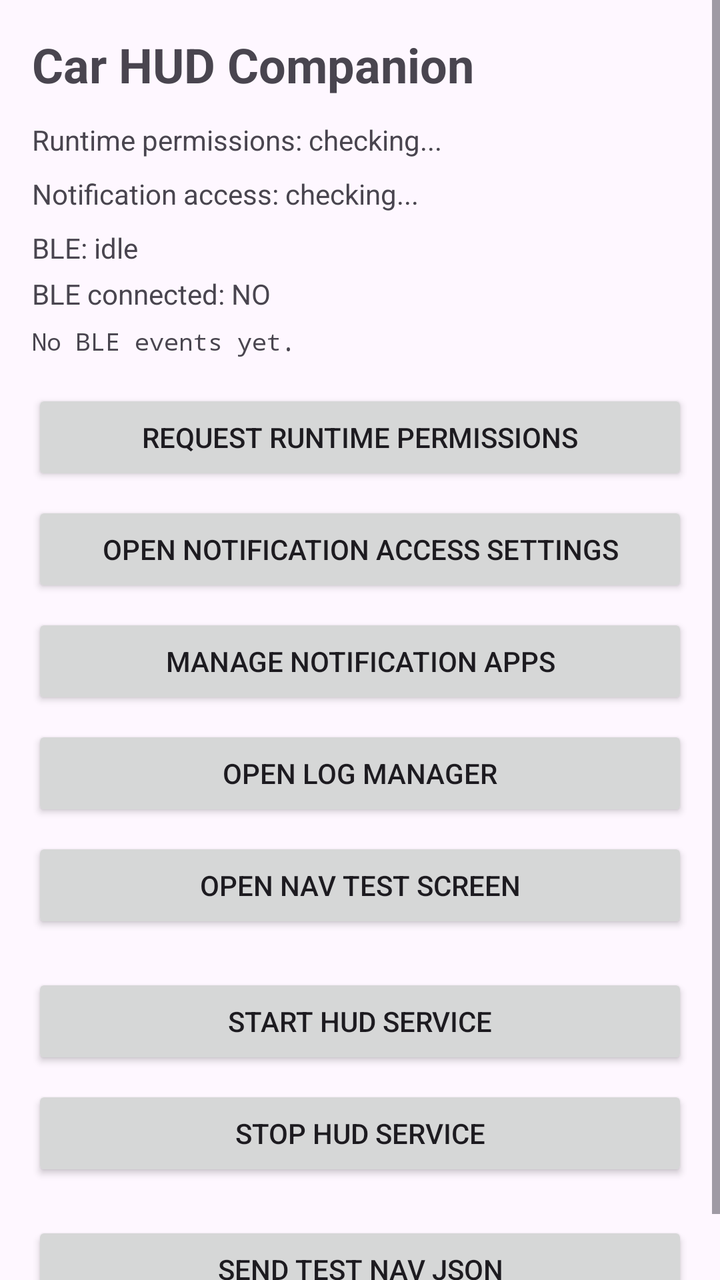
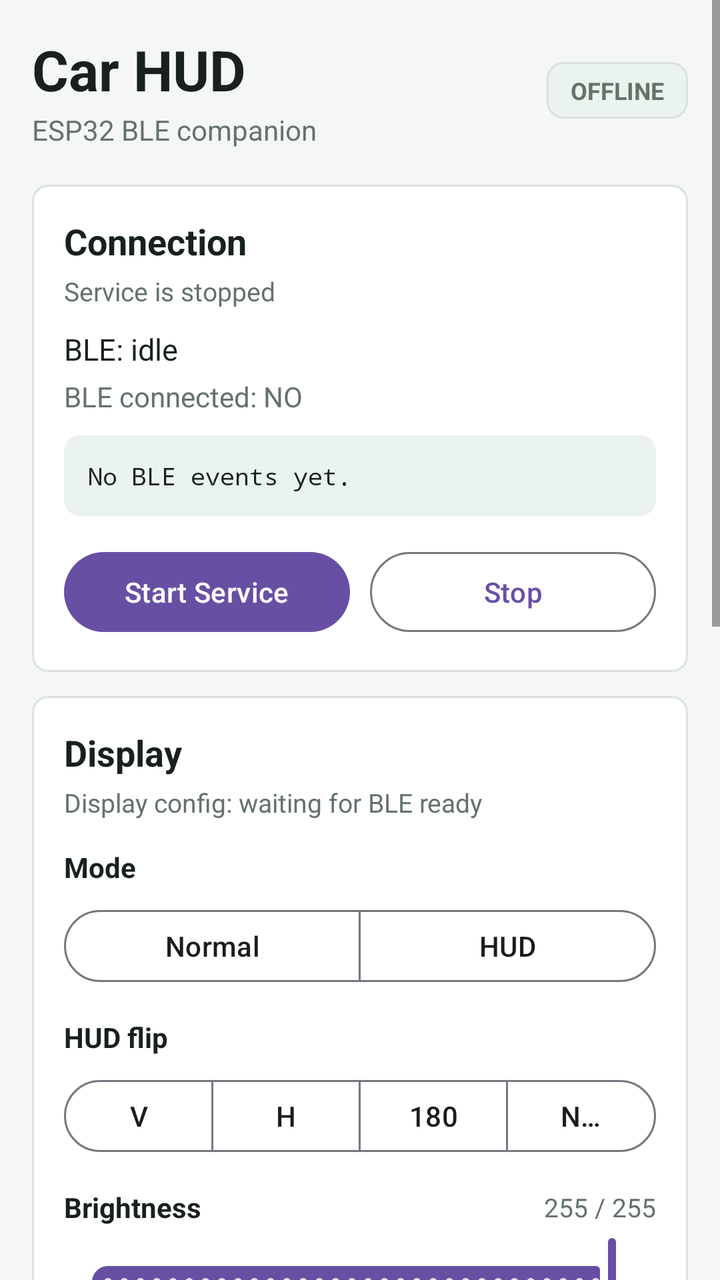

Compare the two renders of this Android layout. The source of the first and the diff that turns it into the second are given below.
<!-- AndroidManifest.xml: application theme Theme.HubNotification -->
<!-- res/layout/activity_main.xml -->
<?xml version="1.0" encoding="utf-8"?>
<androidx.constraintlayout.widget.ConstraintLayout xmlns:android="http://schemas.android.com/apk/res/android"
    xmlns:app="http://schemas.android.com/apk/res-auto"
    xmlns:tools="http://schemas.android.com/tools"
    android:id="@+id/main"
    android:layout_width="match_parent"
    android:layout_height="match_parent"
    tools:context=".MainActivity">

    <ScrollView
        android:id="@+id/scrollRoot"
        android:layout_width="0dp"
        android:layout_height="0dp"
        app:layout_constraintBottom_toBottomOf="parent"
        app:layout_constraintEnd_toEndOf="parent"
        app:layout_constraintStart_toStartOf="parent"
        app:layout_constraintTop_toTopOf="parent">

        <LinearLayout
            android:layout_width="match_parent"
            android:layout_height="wrap_content"
            android:orientation="vertical"
            android:padding="16dp">

            <TextView
                android:id="@+id/txtTitle"
                android:layout_width="match_parent"
                android:layout_height="wrap_content"
                android:text="Car HUD Companion"
                android:textSize="24sp"
                android:textStyle="bold" />

            <TextView
                android:id="@+id/txtPermissionStatus"
                android:layout_width="match_parent"
                android:layout_height="wrap_content"
                android:layout_marginTop="12dp"
                android:text="Runtime permissions: checking..." />

            <TextView
                android:id="@+id/txtNotificationAccessStatus"
                android:layout_width="match_parent"
                android:layout_height="wrap_content"
                android:layout_marginTop="8dp"
                android:text="Notification access: checking..." />

            <TextView
                android:id="@+id/txtBleStatus"
                android:layout_width="match_parent"
                android:layout_height="wrap_content"
                android:layout_marginTop="8dp"
                android:text="BLE: idle" />

            <TextView
                android:id="@+id/txtBleConnectedStatus"
                android:layout_width="match_parent"
                android:layout_height="wrap_content"
                android:layout_marginTop="4dp"
                android:text="BLE connected: NO" />

            <TextView
                android:id="@+id/txtBleTimeline"
                android:layout_width="match_parent"
                android:layout_height="wrap_content"
                android:layout_marginTop="6dp"
                android:fontFamily="monospace"
                android:text="No BLE events yet."
                android:textSize="12sp" />

            <Button
                android:id="@+id/btnRequestPermissions"
                android:layout_width="match_parent"
                android:layout_height="wrap_content"
                android:layout_marginTop="16dp"
                android:text="Request Runtime Permissions" />

            <Button
                android:id="@+id/btnOpenNotificationAccess"
                android:layout_width="match_parent"
                android:layout_height="wrap_content"
                android:layout_marginTop="8dp"
                android:text="Open Notification Access Settings" />

            <Button
                android:id="@+id/btnManageNotificationApps"
                android:layout_width="match_parent"
                android:layout_height="wrap_content"
                android:layout_marginTop="8dp"
                android:text="Manage Notification Apps" />

            <Button android:visibility="gone"
                android:id="@+id/btnOpenDebugLogs"
                android:layout_width="match_parent"
                android:layout_height="wrap_content"
                android:layout_marginTop="8dp"
                android:text="Open Notification Debug Logs" />

            <Button
                android:id="@+id/btnOpenLogManager"
                android:layout_width="match_parent"
                android:layout_height="wrap_content"
                android:layout_marginTop="8dp"
                android:text="Open Log Manager" />

            <Button
                android:id="@+id/btnOpenNavTest"
                android:layout_width="match_parent"
                android:layout_height="wrap_content"
                android:layout_marginTop="8dp"
                android:text="Open NAV Test Screen" />

            <Button
                android:id="@+id/btnStartHud"
                android:layout_width="match_parent"
                android:layout_height="wrap_content"
                android:layout_marginTop="20dp"
                android:text="Start HUD Service" />

            <Button
                android:id="@+id/btnStopHud"
                android:layout_width="match_parent"
                android:layout_height="wrap_content"
                android:layout_marginTop="8dp"
                android:text="Stop HUD Service" />

            <Button
                android:id="@+id/btnSendTestNav"
                android:layout_width="match_parent"
                android:layout_height="wrap_content"
                android:layout_marginTop="20dp"
                android:text="Send Test NAV JSON" />

        </LinearLayout>
    </ScrollView>

</androidx.constraintlayout.widget.ConstraintLayout>
<!-- resources referenced by this layout -->
<resources>
  <style name="Theme.HubNotification" parent="Base.Theme.HubNotification" />
  <style name="Base.Theme.HubNotification" parent="Theme.Material3.DayNight.NoActionBar">
          
          
      </style>
</resources>

<!-- the commit's change to res/layout/activity_main.xml (unified diff, before → after) -->
@@ -5,12 +5,14 @@
     android:id="@+id/main"
     android:layout_width="match_parent"
     android:layout_height="match_parent"
+    android:background="@color/screen_bg"
     tools:context=".MainActivity">
 
     <ScrollView
         android:id="@+id/scrollRoot"
         android:layout_width="0dp"
         android:layout_height="0dp"
+        android:fillViewport="true"
         app:layout_constraintBottom_toBottomOf="parent"
         app:layout_constraintEnd_toEndOf="parent"
         app:layout_constraintStart_toStartOf="parent"
@@ -22,114 +24,427 @@
             android:orientation="vertical"
             android:padding="16dp">
 
-            <TextView
-                android:id="@+id/txtTitle"
+            <LinearLayout
                 android:layout_width="match_parent"
                 android:layout_height="wrap_content"
-                android:text="Car HUD Companion"
-                android:textSize="24sp"
-                android:textStyle="bold" />
-
-            <TextView
-                android:id="@+id/txtPermissionStatus"
+                android:gravity="center_vertical"
+                android:orientation="horizontal">
+
+                <LinearLayout
+                    android:layout_width="0dp"
+                    android:layout_height="wrap_content"
+                    android:layout_weight="1"
+                    android:orientation="vertical">
+
+                    <TextView
+                        android:id="@+id/txtTitle"
+                        android:layout_width="match_parent"
+                        android:layout_height="wrap_content"
+                        android:text="Car HUD"
+                        android:textColor="@color/text_primary"
+                        android:textSize="28sp"
+                        android:textStyle="bold" />
+
+                    <TextView
+                        android:layout_width="match_parent"
+                        android:layout_height="wrap_content"
+                        android:layout_marginTop="2dp"
+                        android:text="ESP32 BLE companion"
+                        android:textColor="@color/text_muted"
+                        android:textSize="14sp" />
+                </LinearLayout>
+
+                <TextView
+                    android:id="@+id/txtBleChip"
+                    android:layout_width="wrap_content"
+                    android:layout_height="wrap_content"
+                    android:background="@drawable/status_chip_background"
+                    android:paddingStart="12dp"
+                    android:paddingTop="6dp"
+                    android:paddingEnd="12dp"
+                    android:paddingBottom="6dp"
+                    android:text="OFFLINE"
+                    android:textColor="@color/text_muted"
+                    android:textSize="12sp"
+                    android:textStyle="bold" />
+            </LinearLayout>
+
+            <com.google.android.material.card.MaterialCardView
+                android:layout_width="match_parent"
+                android:layout_height="wrap_content"
+                android:layout_marginTop="18dp"
+                app:cardBackgroundColor="@color/surface"
+                app:cardCornerRadius="8dp"
+                app:cardElevation="0dp"
+                app:strokeColor="@color/stroke"
+                app:strokeWidth="1dp">
+
+                <LinearLayout
+                    android:layout_width="match_parent"
+                    android:layout_height="wrap_content"
+                    android:orientation="vertical"
+                    android:padding="16dp">
+
+                    <TextView
+                        android:layout_width="match_parent"
+                        android:layout_height="wrap_content"
+                        android:text="Connection"
+                        android:textColor="@color/text_primary"
+                        android:textSize="18sp"
+                        android:textStyle="bold" />
+
+                    <TextView
+                        android:id="@+id/txtConnectionProgress"
+                        android:layout_width="match_parent"
+                        android:layout_height="wrap_content"
+                        android:layout_marginTop="4dp"
+                        android:text="Service is stopped"
+                        android:textColor="@color/text_muted"
+                        android:textSize="13sp" />
+
+                    <com.google.android.material.progressindicator.LinearProgressIndicator
+                        android:id="@+id/connectionProgressBar"
+                        android:layout_width="match_parent"
+                        android:layout_height="wrap_content"
+                        android:layout_marginTop="10dp"
+                        android:indeterminate="true"
+                        android:visibility="gone" />
+
+                    <TextView
+                        android:id="@+id/txtBleStatus"
+                        android:layout_width="match_parent"
+                        android:layout_height="wrap_content"
+                        android:layout_marginTop="10dp"
+                        android:text="BLE: idle"
+                        android:textColor="@color/text_primary"
+                        android:textSize="15sp" />
+
+                    <TextView
+                        android:id="@+id/txtBleConnectedStatus"
+                        android:layout_width="match_parent"
+                        android:layout_height="wrap_content"
+                        android:layout_marginTop="4dp"
+                        android:text="BLE connected: NO"
+                        android:textColor="@color/text_muted"
+                        android:textSize="14sp" />
+
+                    <TextView
+                        android:id="@+id/txtBleTimeline"
+                        android:layout_width="match_parent"
+                        android:layout_height="wrap_content"
+                        android:layout_marginTop="10dp"
+                        android:background="@drawable/log_panel_background"
+                        android:fontFamily="monospace"
+                        android:padding="12dp"
+                        android:text="No BLE events yet."
+                        android:textColor="@color/text_primary"
+                        android:textSize="12sp" />
+
+                    <LinearLayout
+                        android:layout_width="match_parent"
+                        android:layout_height="wrap_content"
+                        android:layout_marginTop="14dp"
+                        android:orientation="horizontal">
+
+                        <com.google.android.material.button.MaterialButton
+                            android:id="@+id/btnStartHud"
+                            android:layout_width="0dp"
+                            android:layout_height="48dp"
+                            android:layout_weight="1"
+                            android:text="Start Service" />
+
+                        <com.google.android.material.button.MaterialButton
+                            android:id="@+id/btnStopHud"
+                            style="?attr/materialButtonOutlinedStyle"
+                            android:layout_width="0dp"
+                            android:layout_height="48dp"
+                            android:layout_marginStart="10dp"
+                            android:layout_weight="1"
+                            android:text="Stop" />
+                    </LinearLayout>
+                </LinearLayout>
+            </com.google.android.material.card.MaterialCardView>
+
+            <com.google.android.material.card.MaterialCardView
                 android:layout_width="match_parent"
                 android:layout_height="wrap_content"
                 android:layout_marginTop="12dp"
-                android:text="Runtime permissions: checking..." />
-
-            <TextView
-                android:id="@+id/txtNotificationAccessStatus"
+                app:cardBackgroundColor="@color/surface"
+                app:cardCornerRadius="8dp"
+                app:cardElevation="0dp"
+                app:strokeColor="@color/stroke"
+                app:strokeWidth="1dp">
+
+                <LinearLayout
+                    android:layout_width="match_parent"
+                    android:layout_height="wrap_content"
+                    android:orientation="vertical"
+                    android:padding="16dp">
+
+                    <TextView
+                        android:layout_width="match_parent"
+                        android:layout_height="wrap_content"
+                        android:text="Display"
+                        android:textColor="@color/text_primary"
+                        android:textSize="18sp"
+                        android:textStyle="bold" />
+
+                    <TextView
+                        android:id="@+id/txtDisplayConfigHint"
+                        android:layout_width="match_parent"
+                        android:layout_height="wrap_content"
+                        android:layout_marginTop="4dp"
+                        android:text="Display config: waiting for BLE ready"
+                        android:textColor="@color/text_muted"
+                        android:textSize="13sp" />
+
+                    <TextView
+                        android:layout_width="match_parent"
+                        android:layout_height="wrap_content"
+                        android:layout_marginTop="14dp"
+                        android:text="Mode"
+                        android:textColor="@color/text_primary"
+                        android:textSize="14sp"
+                        android:textStyle="bold" />
+
+                    <com.google.android.material.button.MaterialButtonToggleGroup
+                        android:id="@+id/toggleHudMode"
+                        android:layout_width="match_parent"
+                        android:layout_height="wrap_content"
+                        android:layout_marginTop="8dp"
+                        app:selectionRequired="true"
+                        app:singleSelection="true">
+
+                        <com.google.android.material.button.MaterialButton
+                            android:id="@+id/btnModeNormal"
+                            style="?attr/materialButtonOutlinedStyle"
+                            android:layout_width="0dp"
+                            android:layout_height="44dp"
+                            android:layout_weight="1"
+                            android:text="Normal" />
+
+                        <com.google.android.material.button.MaterialButton
+                            android:id="@+id/btnModeHud"
+                            style="?attr/materialButtonOutlinedStyle"
+                            android:layout_width="0dp"
+                            android:layout_height="44dp"
+                            android:layout_weight="1"
+                            android:text="HUD" />
+                    </com.google.android.material.button.MaterialButtonToggleGroup>
+
+                    <TextView
+                        android:layout_width="match_parent"
+                        android:layout_height="wrap_content"
+                        android:layout_marginTop="14dp"
+                        android:text="HUD flip"
+                        android:textColor="@color/text_primary"
+                        android:textSize="14sp"
+                        android:textStyle="bold" />
+
+                    <com.google.android.material.button.MaterialButtonToggleGroup
+                        android:id="@+id/toggleFlip"
+                        android:layout_width="match_parent"
+                        android:layout_height="wrap_content"
+                        android:layout_marginTop="8dp"
+                        app:selectionRequired="true"
+                        app:singleSelection="true">
+
+                        <com.google.android.material.button.MaterialButton
+                            android:id="@+id/btnFlipVertical"
+                            style="?attr/materialButtonOutlinedStyle"
+                            android:layout_width="0dp"
+                            android:layout_height="44dp"
+                            android:layout_weight="1"
+                            android:text="V" />
+
+                        <com.google.android.material.button.MaterialButton
+                            android:id="@+id/btnFlipHorizontal"
+                            style="?attr/materialButtonOutlinedStyle"
+                            android:layout_width="0dp"
+                            android:layout_height="44dp"
+                            android:layout_weight="1"
+                            android:text="H" />
+
+                        <com.google.android.material.button.MaterialButton
+                            android:id="@+id/btnFlipRotate180"
+                            style="?attr/materialButtonOutlinedStyle"
+                            android:layout_width="0dp"
+                            android:layout_height="44dp"
+                            android:layout_weight="1"
+                            android:text="180" />
+
+                        <com.google.android.material.button.MaterialButton
+                            android:id="@+id/btnFlipNone"
+                            style="?attr/materialButtonOutlinedStyle"
+                            android:layout_width="0dp"
+                            android:layout_height="44dp"
+                            android:layout_weight="1"
+                            android:text="None" />
+                    </com.google.android.material.button.MaterialButtonToggleGroup>
+
+                    <LinearLayout
+                        android:layout_width="match_parent"
+                        android:layout_height="wrap_content"
+                        android:layout_marginTop="14dp"
+                        android:gravity="center_vertical"
+                        android:orientation="horizontal">
+
+                        <TextView
+                            android:layout_width="0dp"
+                            android:layout_height="wrap_content"
+                            android:layout_weight="1"
+                            android:text="Brightness"
+                            android:textColor="@color/text_primary"
+                            android:textSize="14sp"
+                            android:textStyle="bold" />
+
+                        <TextView
+                            android:id="@+id/txtBrightnessValue"
+                            android:layout_width="wrap_content"
+                            android:layout_height="wrap_content"
+                            android:text="255 / 255"
+                            android:textColor="@color/text_muted"
+                            android:textSize="13sp" />
+                    </LinearLayout>
+
+                    <com.google.android.material.slider.Slider
+                        android:id="@+id/sliderBrightness"
+                        android:layout_width="match_parent"
+                        android:layout_height="wrap_content"
+                        android:layout_marginTop="4dp"
+                        android:value="255"
+                        android:valueFrom="0"
+                        android:valueTo="255"
+                        android:stepSize="1" />
+                </LinearLayout>
+            </com.google.android.material.card.MaterialCardView>
+
+            <com.google.android.material.card.MaterialCardView
                 android:layout_width="match_parent"
                 android:layout_height="wrap_content"
-                android:layout_marginTop="8dp"
-                android:text="Notification access: checking..." />
-
-            <TextView
-                android:id="@+id/txtBleStatus"
+                android:layout_marginTop="12dp"
+                app:cardBackgroundColor="@color/surface"
+                app:cardCornerRadius="8dp"
+                app:cardElevation="0dp"
+                app:strokeColor="@color/stroke"
+                app:strokeWidth="1dp">
+
+                <LinearLayout
+                    android:layout_width="match_parent"
+                    android:layout_height="wrap_content"
+                    android:orientation="vertical"
+                    android:padding="16dp">
+
+                    <TextView
+                        android:layout_width="match_parent"
+                        android:layout_height="wrap_content"
+                        android:text="Access"
+                        android:textColor="@color/text_primary"
+                        android:textSize="18sp"
+                        android:textStyle="bold" />
+
+                    <TextView
+                        android:id="@+id/txtPermissionStatus"
+                        android:layout_width="match_parent"
+                        android:layout_height="wrap_content"
+                        android:layout_marginTop="10dp"
+                        android:text="Runtime permissions: checking..."
+                        android:textColor="@color/text_primary"
+                        android:textSize="14sp" />
+
+                    <TextView
+                        android:id="@+id/txtNotificationAccessStatus"
+                        android:layout_width="match_parent"
+                        android:layout_height="wrap_content"
+                        android:layout_marginTop="4dp"
+                        android:text="Notification access: checking..."
+                        android:textColor="@color/text_muted"
+                        android:textSize="14sp" />
+
+                    <com.google.android.material.button.MaterialButton
+                        android:id="@+id/btnRequestPermissions"
+                        style="?attr/materialButtonOutlinedStyle"
+                        android:layout_width="match_parent"
+                        android:layout_height="48dp"
+                        android:layout_marginTop="12dp"
+                        android:text="Runtime Permissions" />
+
+                    <com.google.android.material.button.MaterialButton
+                        android:id="@+id/btnOpenNotificationAccess"
+                        style="?attr/materialButtonOutlinedStyle"
+                        android:layout_width="match_parent"
+                        android:layout_height="48dp"
+                        android:layout_marginTop="8dp"
+                        android:text="Notification Access" />
+                </LinearLayout>
+            </com.google.android.material.card.MaterialCardView>
+
+            <com.google.android.material.card.MaterialCardView
                 android:layout_width="match_parent"
                 android:layout_height="wrap_content"
-                android:layout_marginTop="8dp"
-                android:text="BLE: idle" />
-
-            <TextView
-                android:id="@+id/txtBleConnectedStatus"
-                android:layout_width="match_parent"
-                android:layout_height="wrap_content"
-                android:layout_marginTop="4dp"
-                android:text="BLE connected: NO" />
-
-            <TextView
-                android:id="@+id/txtBleTimeline"
-                android:layout_width="match_parent"
-                android:layout_height="wrap_content"
-                android:layout_marginTop="6dp"
-                android:fontFamily="monospace"
-                android:text="No BLE events yet."
-                android:textSize="12sp" />
-
-            <Button
-                android:id="@+id/btnRequestPermissions"
-                android:layout_width="match_parent"
-                android:layout_height="wrap_content"
-                android:layout_marginTop="16dp"
-                android:text="Request Runtime Permissions" />
-
-            <Button
-                android:id="@+id/btnOpenNotificationAccess"
-                android:layout_width="match_parent"
-                android:layout_height="wrap_content"
-                android:layout_marginTop="8dp"
-                android:text="Open Notification Access Settings" />
-
-            <Button
-                android:id="@+id/btnManageNotificationApps"
-                android:layout_width="match_parent"
-                android:layout_height="wrap_content"
-                android:layout_marginTop="8dp"
-                android:text="Manage Notification Apps" />
-
-            <Button android:visibility="gone"
-                android:id="@+id/btnOpenDebugLogs"
-                android:layout_width="match_parent"
-                android:layout_height="wrap_content"
-                android:layout_marginTop="8dp"
-                android:text="Open Notification Debug Logs" />
-
-            <Button
-                android:id="@+id/btnOpenLogManager"
-                android:layout_width="match_parent"
-                android:layout_height="wrap_content"
-                android:layout_marginTop="8dp"
-                android:text="Open Log Manager" />
-
-            <Button
-                android:id="@+id/btnOpenNavTest"
-                android:layout_width="match_parent"
-                android:layout_height="wrap_content"
-                android:layout_marginTop="8dp"
-                android:text="Open NAV Test Screen" />
-
-            <Button
-                android:id="@+id/btnStartHud"
-                android:layout_width="match_parent"
-                android:layout_height="wrap_content"
-                android:layout_marginTop="20dp"
-                android:text="Start HUD Service" />
-
-            <Button
-                android:id="@+id/btnStopHud"
-                android:layout_width="match_parent"
-                android:layout_height="wrap_content"
-                android:layout_marginTop="8dp"
-                android:text="Stop HUD Service" />
-
-            <Button
-                android:id="@+id/btnSendTestNav"
-                android:layout_width="match_parent"
-                android:layout_height="wrap_content"
-                android:layout_marginTop="20dp"
-                android:text="Send Test NAV JSON" />
-
+                android:layout_marginTop="12dp"
+                android:layout_marginBottom="18dp"
+                app:cardBackgroundColor="@color/surface"
+                app:cardCornerRadius="8dp"
+                app:cardElevation="0dp"
+                app:strokeColor="@color/stroke"
+                app:strokeWidth="1dp">
+
+                <LinearLayout
+                    android:layout_width="match_parent"
+                    android:layout_height="wrap_content"
+                    android:orientation="vertical"
+                    android:padding="16dp">
+
+                    <TextView
+                        android:layout_width="match_parent"
+                        android:layout_height="wrap_content"
+                        android:text="Tools"
+                        android:textColor="@color/text_primary"
+                        android:textSize="18sp"
+                        android:textStyle="bold" />
+
+                    <com.google.android.material.button.MaterialButton
+                        android:id="@+id/btnManageNotificationApps"
+                        style="?attr/materialButtonOutlinedStyle"
+                        android:layout_width="match_parent"
+                        android:layout_height="48dp"
+                        android:layout_marginTop="12dp"
+                        android:text="Notification Sources" />
+
+                    <com.google.android.material.button.MaterialButton
+                        android:id="@+id/btnOpenDebugLogs"
+                        style="?attr/materialButtonOutlinedStyle"
+                        android:layout_width="match_parent"
+                        android:layout_height="48dp"
+                        android:layout_marginTop="8dp"
+                        android:text="Notification Debug" />
+
+                    <com.google.android.material.button.MaterialButton
+                        android:id="@+id/btnOpenLogManager"
+                        style="?attr/materialButtonOutlinedStyle"
+                        android:layout_width="match_parent"
+                        android:layout_height="48dp"
+                        android:layout_marginTop="8dp"
+                        android:text="Log Manager" />
+
+                    <com.google.android.material.button.MaterialButton
+                        android:id="@+id/btnOpenNavTest"
+                        style="?attr/materialButtonOutlinedStyle"
+                        android:layout_width="match_parent"
+                        android:layout_height="48dp"
+                        android:layout_marginTop="8dp"
+                        android:text="NAV Test" />
+
+                    <com.google.android.material.button.MaterialButton
+                        android:id="@+id/btnSendTestNav"
+                        style="?attr/materialButtonOutlinedStyle"
+                        android:layout_width="match_parent"
+                        android:layout_height="48dp"
+                        android:layout_marginTop="12dp"
+                        android:text="Send Test NAV" />
+                </LinearLayout>
+            </com.google.android.material.card.MaterialCardView>
         </LinearLayout>
     </ScrollView>
 
<!-- resource entries referenced after the edit -->
@@ -1,6 +1,27 @@
 <!-- resources referenced by this layout -->
 <resources>
+  <color name="screen_bg">#FFF4F7F5</color>
+  <color name="stroke">#FFD9E2DC</color>
+  <color name="surface">#FFFFFFFF</color>
+  <color name="text_muted">#FF64736A</color>
+  <color name="text_primary">#FF18211C</color>
+  <!-- drawable log_panel_background (drawable) -->
+  <?xml version="1.0" encoding="utf-8"?>
+  <shape xmlns:android="http://schemas.android.com/apk/res/android">
+      <solid android:color="@color/surface_tint" />
+      <corners android:radius="8dp" />
+  </shape>
+  <!-- drawable status_chip_background (drawable) -->
+  <?xml version="1.0" encoding="utf-8"?>
+  <shape xmlns:android="http://schemas.android.com/apk/res/android">
+      <solid android:color="@color/surface_tint" />
+      <corners android:radius="8dp" />
+      <stroke
+          android:width="1dp"
+          android:color="@color/stroke" />
+  </shape>
   <style name="Theme.HubNotification" parent="Base.Theme.HubNotification" />
+  <color name="surface_tint">#FFEAF3EE</color>
   <style name="Base.Theme.HubNotification" parent="Theme.Material3.DayNight.NoActionBar">
           
           
